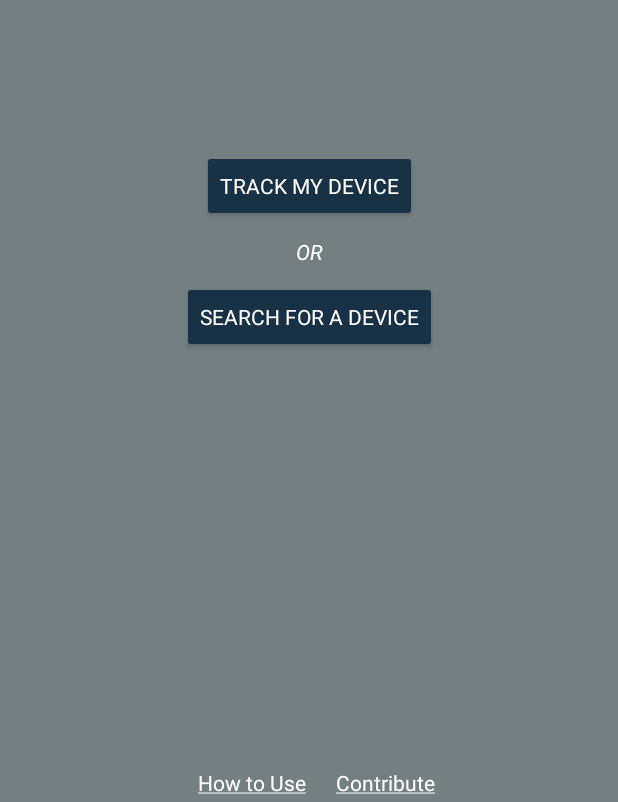
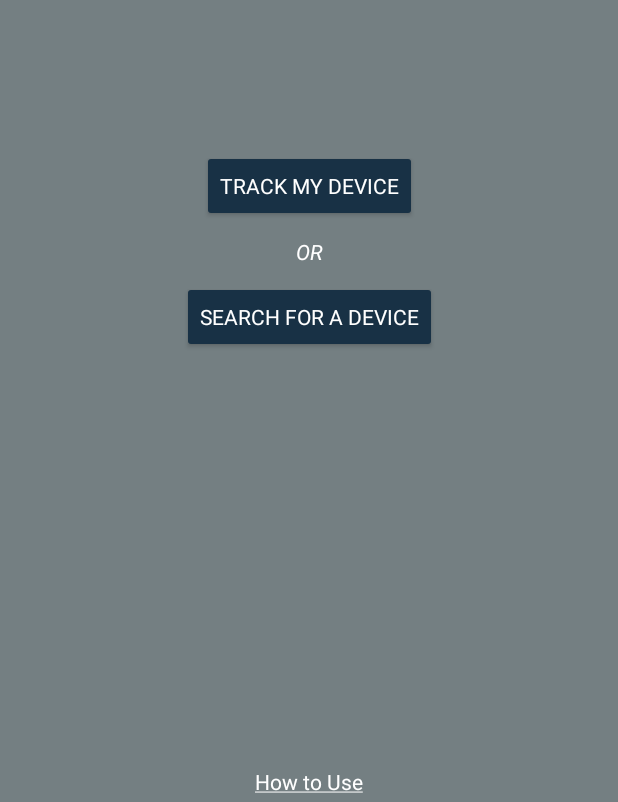
Before and after one commit to nu113d/AnonGPS, an Android app: the screen it shows after launch (MainActivity), on a phone screen of 412 x 824 dp, the part 434-1236 px from its top. Run offline under Robolectric (Android 15) with nearby library versions, the phone set to English and light mode, and no system bars.

Commit message:
small changes

```diff
--- a/app/src/main/java/com/application/anongps/MainActivity.java
+++ b/app/src/main/java/com/application/anongps/MainActivity.java
@@ -25,9 +25,6 @@ public class MainActivity extends AppCompatActivity {
 
         TextView howToTxt= (TextView) findViewById(R.id.HowtoText);
         howToTxt.setMovementMethod(LinkMovementMethod.getInstance());
-
-        TextView contributeTxt= (TextView) findViewById(R.id.ContributeText);
-        contributeTxt.setMovementMethod(LinkMovementMethod.getInstance());
 
         if (isLocationServiceRunning()){
             startTrackActivity(true);
--- a/app/src/main/res/layout/activity_main.xml
+++ b/app/src/main/res/layout/activity_main.xml
@@ -64,28 +64,13 @@
         android:id="@+id/HowtoText"
         android:layout_width="wrap_content"
         android:layout_height="wrap_content"
-        android:layout_marginStart="122dp"
-        android:layout_marginEnd="10dp"
-        android:layout_marginBottom="3dp"
+        android:layout_marginBottom="4dp"
         android:clickable="true"
         android:text="@string/How_to"
         android:textColor="@color/white"
         android:textColorLink="@color/white"
         app:layout_constraintBottom_toBottomOf="parent"
-        app:layout_constraintEnd_toStartOf="@+id/ContributeText"
+        app:layout_constraintEnd_toEndOf="parent"
         app:layout_constraintStart_toStartOf="parent" />
 
-    <TextView
-        android:id="@+id/ContributeText"
-        android:layout_width="wrap_content"
-        android:layout_height="wrap_content"
-        android:layout_marginEnd="122dp"
-        android:layout_marginBottom="3dp"
-        android:clickable="true"
-        android:text="@string/Contribute"
-        android:textColor="@color/white"
-        android:textColorLink="@color/white"
-        app:layout_constraintBottom_toBottomOf="parent"
-        app:layout_constraintEnd_toEndOf="parent" />
-
 </androidx.constraintlayout.widget.ConstraintLayout>
```
